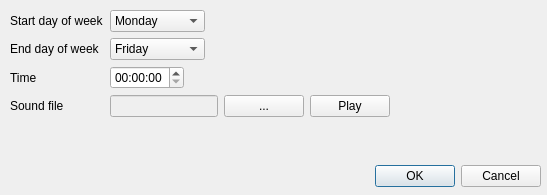
This is weeklyScheduleEditDialog.ui in raaleksandr/SchoolBellWithMusic as Qt 5 draws it before an edit. The edited form follows.
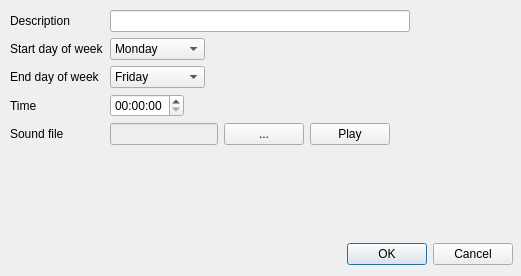
This is the edited form.

Commit message: Now we press add, edit form opens, we press ok and records is added to the grid

What changed in the file:
```diff
--- a/weeklyScheduleEditDialog.ui
+++ b/weeklyScheduleEditDialog.ui
@@ -9,50 +9,57 @@
    <rect>
     <x>0</x>
     <y>0</y>
-    <width>547</width>
-    <height>195</height>
+    <width>521</width>
+    <height>276</height>
    </rect>
   </property>
   <property name="windowTitle">
    <string>Dialog</string>
   </property>
-  <widget class="QDialogButtonBox" name="buttonBox">
-   <property name="geometry">
-    <rect>
-     <x>340</x>
-     <y>160</y>
-     <width>201</width>
-     <height>32</height>
-    </rect>
-   </property>
-   <property name="orientation">
-    <enum>Qt::Horizontal</enum>
-   </property>
-   <property name="standardButtons">
-    <set>QDialogButtonBox::Cancel|QDialogButtonBox::Ok</set>
-   </property>
-  </widget>
   <widget class="QWidget" name="formLayoutWidget">
    <property name="geometry">
     <rect>
      <x>10</x>
      <y>10</y>
-     <width>531</width>
-     <height>141</height>
+     <width>501</width>
+     <height>221</height>
     </rect>
    </property>
    <layout class="QFormLayout" name="formLayout">
     <property name="fieldGrowthPolicy">
      <enum>QFormLayout::FieldsStayAtSizeHint</enum>
     </property>
-    <item row="0" column="0">
+    <item row="1" column="0">
+     <widget class="QLabel" name="label_5">
+      <property name="text">
+       <string>Description</string>
+      </property>
+     </widget>
+    </item>
+    <item row="1" column="1">
+     <widget class="QLineEdit" name="descriptionLineEdit">
+      <property name="sizePolicy">
+       <sizepolicy hsizetype="Maximum" vsizetype="Fixed">
+        <horstretch>0</horstretch>
+        <verstretch>0</verstretch>
+       </sizepolicy>
+      </property>
+      <property name="minimumSize">
+       <size>
+        <width>300</width>
+        <height>0</height>
+       </size>
+      </property>
+     </widget>
+    </item>
+    <item row="2" column="0">
      <widget class="QLabel" name="label">
       <property name="text">
        <string>Start day of week</string>
       </property>
      </widget>
     </item>
-    <item row="0" column="1">
+    <item row="2" column="1">
      <widget class="QComboBox" name="startWeekdayComboBox">
       <item>
        <property name="text">
@@ -91,14 +98,14 @@
       </item>
      </widget>
     </item>
-    <item row="1" column="0">
+    <item row="3" column="0">
      <widget class="QLabel" name="label_2">
       <property name="text">
        <string>End day of week</string>
       </property>
      </widget>
     </item>
-    <item row="1" column="1">
+    <item row="3" column="1">
      <widget class="QComboBox" name="endWeekdayComboBox">
       <property name="currentIndex">
        <number>4</number>
@@ -140,28 +147,28 @@
       </item>
      </widget>
     </item>
-    <item row="2" column="0">
+    <item row="4" column="0">
      <widget class="QLabel" name="label_3">
       <property name="text">
        <string>Time</string>
       </property>
      </widget>
     </item>
-    <item row="2" column="1">
+    <item row="4" column="1">
      <widget class="QTimeEdit" name="timeEdit">
       <property name="displayFormat">
        <string>hh:mm:ss</string>
       </property>
      </widget>
     </item>
-    <item row="3" column="0">
+    <item row="5" column="0">
      <widget class="QLabel" name="label_4">
       <property name="text">
        <string>Sound file</string>
       </property>
      </widget>
     </item>
-    <item row="3" column="1">
+    <item row="5" column="1">
      <layout class="QHBoxLayout" name="horizontalLayout">
       <item>
        <widget class="QLineEdit" name="fileNameLineEdit">
@@ -194,6 +201,22 @@
     </item>
    </layout>
   </widget>
+  <widget class="QDialogButtonBox" name="buttonBox">
+   <property name="geometry">
+    <rect>
+     <x>320</x>
+     <y>240</y>
+     <width>193</width>
+     <height>29</height>
+    </rect>
+   </property>
+   <property name="orientation">
+    <enum>Qt::Horizontal</enum>
+   </property>
+   <property name="standardButtons">
+    <set>QDialogButtonBox::Cancel|QDialogButtonBox::Ok</set>
+   </property>
+  </widget>
  </widget>
  <resources/>
  <connections>
```
The commit also changes 2 other files.
